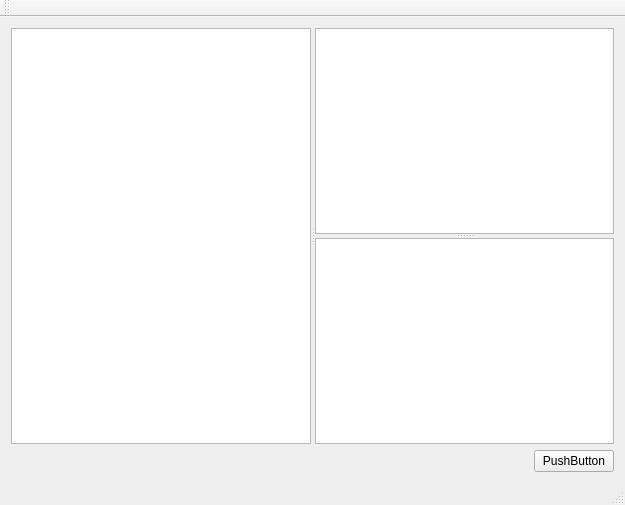
Above: mainwindow.ui from gembux2012/simplmessage before the change. Below: the same form after it.
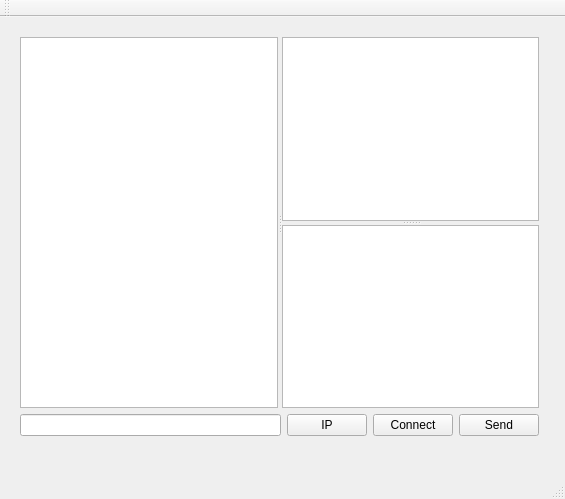
That is the form after the change.

```diff
--- a/mainwindow.ui
+++ b/mainwindow.ui
@@ -6,8 +6,8 @@
    <rect>
     <x>0</x>
     <y>0</y>
-    <width>625</width>
-    <height>505</height>
+    <width>565</width>
+    <height>499</height>
    </rect>
   </property>
   <property name="sizePolicy">
@@ -32,8 +32,17 @@
      <verstretch>0</verstretch>
     </sizepolicy>
    </property>
+   <widget class="QWidget" name="">
+    <property name="geometry">
+     <rect>
+      <x>9</x>
+      <y>9</y>
+      <width>541</width>
+      <height>421</height>
+     </rect>
+    </property>
    <layout class="QGridLayout" name="gridLayout">
-    <item row="0" column="0">
+     <item row="0" column="0" colspan="4">
      <widget class="QSplitter" name="splitter_2">
       <property name="orientation">
        <enum>Qt::Horizontal</enum>
@@ -48,21 +57,39 @@
       </widget>
      </widget>
     </item>
-    <item row="1" column="0" alignment="Qt::AlignRight">
+     <item row="1" column="0">
+      <widget class="QLineEdit" name="lineEdit"/>
+     </item>
+     <item row="1" column="1">
+      <widget class="QPushButton" name="pushButton_2">
+       <property name="text">
+        <string>IP</string>
+       </property>
+      </widget>
+     </item>
+     <item row="1" column="2">
      <widget class="QPushButton" name="pushButton">
       <property name="text">
-       <string>PushButton</string>
+        <string>Connect</string>
+       </property>
+      </widget>
+     </item>
+     <item row="1" column="3">
+      <widget class="QPushButton" name="pushButton_3">
+       <property name="text">
+        <string>Send</string>
       </property>
      </widget>
     </item>
    </layout>
   </widget>
+  </widget>
   <widget class="QMenuBar" name="menuBar">
    <property name="geometry">
     <rect>
      <x>0</x>
      <y>0</y>
-     <width>625</width>
+     <width>565</width>
      <height>23</height>
     </rect>
    </property>
```
Lines whose indentation alone changed are shown as unchanged.
